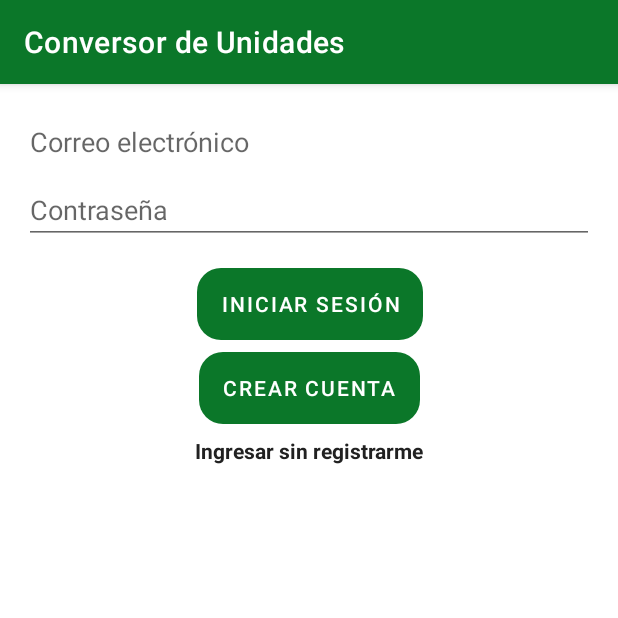
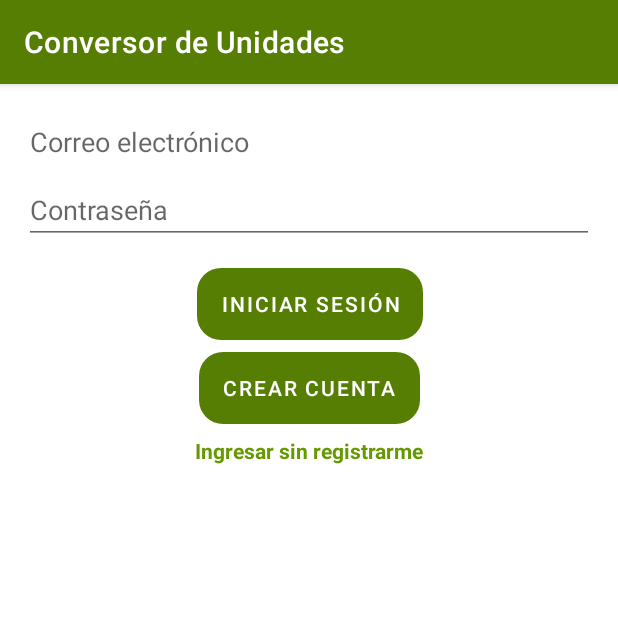
Before and after one commit to marzubiri/Final-am-acn4a-paez-zubiri, an Android app: the LoginActivity screen opened directly, with no data from a screen before it, on a phone screen of 412 x 824 dp, the top half of it. Run offline under Robolectric (Android 15) with nearby library versions, the phone set to English and light mode, and no system bars; our stand-ins replace Firebase (no records; nobody signed in at launch, a user with empty details on screens opened directly).

```diff
--- a/app/src/main/res/layout/activity_login.xml
+++ b/app/src/main/res/layout/activity_login.xml
@@ -33,10 +33,6 @@
 
     <!-- Botón para iniciar sesión -->
 
-    <!-- Botón para ir a la pantalla de registro -->
-
-
-    <!-- Enlace para ingresar sin registrarse -->
     <Button
         android:id="@+id/registerRedirectButton"
         android:layout_width="wrap_content"
@@ -49,6 +45,7 @@
         app:layout_constraintStart_toStartOf="parent"
         app:layout_constraintTop_toBottomOf="@id/loginButton" />
 
+    <!-- Botón para ir a la pantalla de registro -->
     <Button
         android:id="@+id/loginButton"
         android:layout_width="wrap_content"
@@ -62,13 +59,14 @@
         app:layout_constraintStart_toStartOf="parent"
         app:layout_constraintTop_toBottomOf="@id/passwordEditText" />
 
+    <!-- Enlace para ingresar sin registrarse -->
     <TextView
         android:id="@+id/guestLoginLink"
         android:layout_width="wrap_content"
         android:layout_height="wrap_content"
         android:layout_marginTop="8dp"
         android:text="Ingresar sin registrarme"
-        android:textColor="@color/primary_text_color"
+        android:textColor="@android:color/holo_green_dark"
         android:textStyle="bold"
         app:layout_constraintEnd_toEndOf="parent"
         app:layout_constraintHorizontal_bias="0.502"
--- a/app/src/main/res/layout/activity_main.xml
+++ b/app/src/main/res/layout/activity_main.xml
@@ -63,6 +63,7 @@
             app:layout_constraintStart_toStartOf="parent"
             app:layout_constraintEnd_toEndOf="parent" />
 
+
         <!-- Botón para convertir -->
         <Button
             android:id="@+id/convertButton"
--- a/app/src/main/res/layout/spinner_item.xml
+++ b/app/src/main/res/layout/spinner_item.xml
@@ -14,6 +14,6 @@
         android:id="@+id/spinnerText"
         android:layout_width="wrap_content"
         android:layout_height="wrap_content"
-        android:textColor="@android:color/black"/>
+        android:textColor="@android:color/holo_green_dark"/>
 
 </LinearLayout>
--- a/app/src/main/res/values-night/colors.xml
+++ b/app/src/main/res/values-night/colors.xml
@@ -1,7 +1,6 @@
 <?xml version="1.0" encoding="utf-8"?>
 <resources>
-    <color name="my_dark_background">#000000</color> <!-- Fondo en modo oscuro -->
-    <color name="my_dark_primary">#FFFFFF</color> <!-- Texto principal en modo oscuro -->
-    <color name="button_background">#FFFFFF</color> <!-- Fondo del botón en modo oscuro -->
-    <color name="button_text">#000000</color> <!-- Texto del botón en modo oscuro -->
+    <color name="my_dark_background">#000000</color>
+    <color name="my_dark_primary">#FFFFFF</color>
+
 </resources>
--- a/app/src/main/res/values/themes.xml
+++ b/app/src/main/res/values/themes.xml
@@ -2,7 +2,7 @@
 
     <style name="Base.Theme._242clase3" parent="Theme.MaterialComponents.DayNight.DarkActionBar">
 
-        <item name="colorPrimary">#0B7729</item>
+        <item name="colorPrimary">#557E03</item>
         <item name="colorOnPrimary">@color/secondary_text_color</item>
         <item name="colorSecondary">@color/my_dark_primary</item>
 
```
Also changed, not shown: app/src/main/res/layout/activity_register.xml (+3 -4 lines), app/src/main/res/values/colors.xml (+3 -6 lines).
